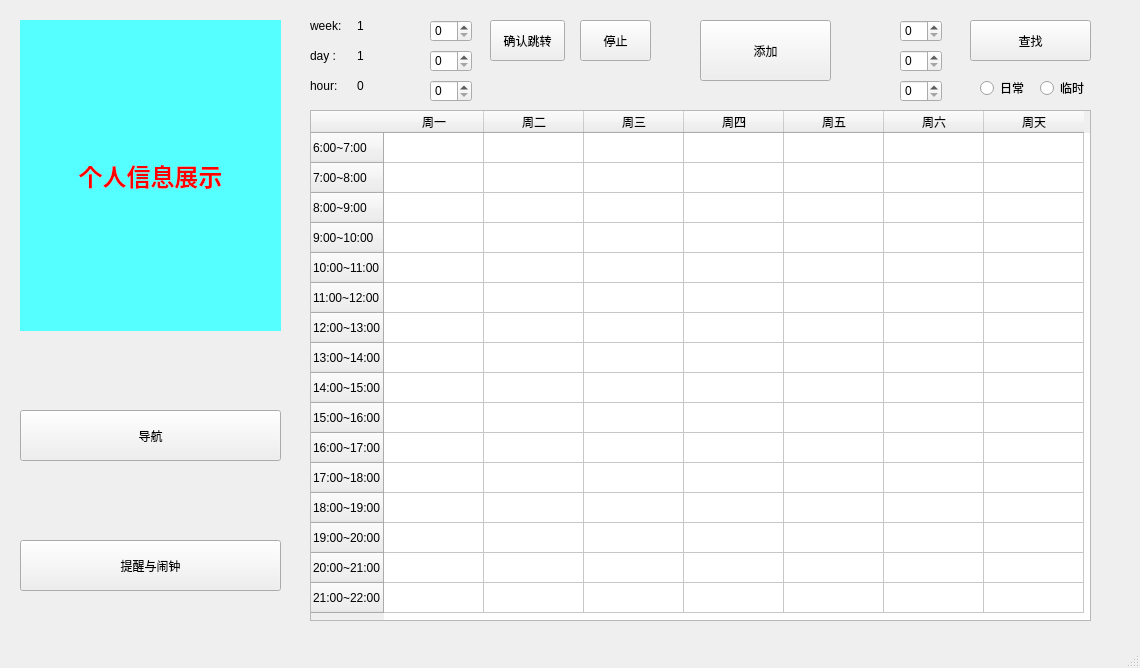
Old version of the form src/DataStructure_course_design.ui in the repository tangdouer1005/DataStructure_course_design.
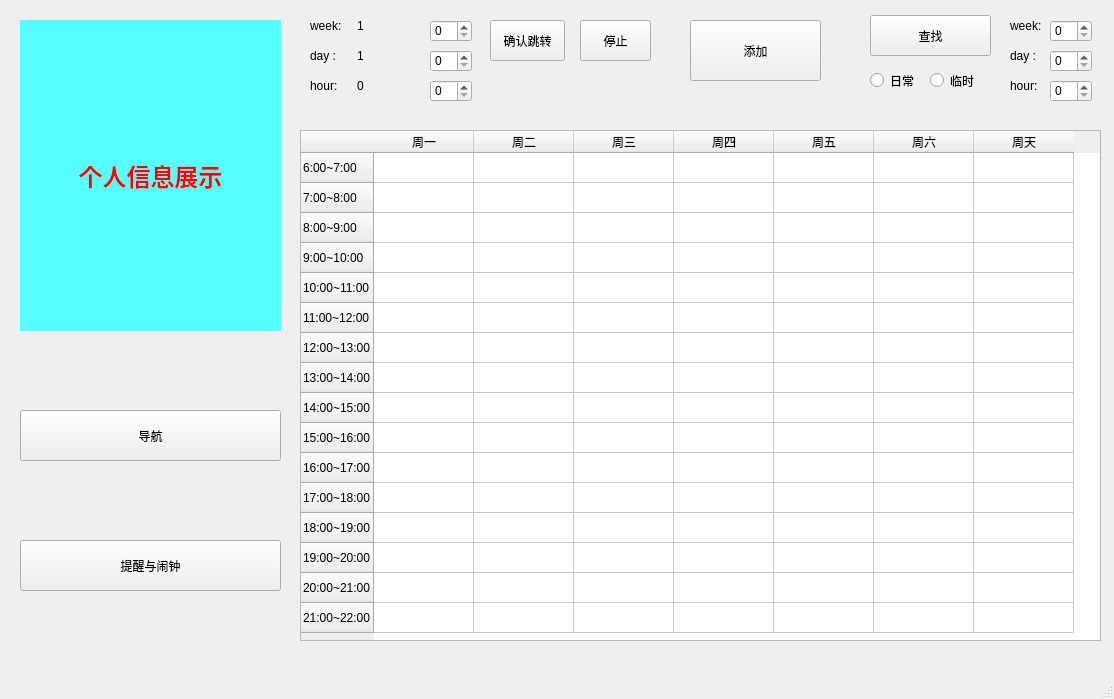
New version of the form.

```diff
--- a/src/DataStructure_course_design.ui
+++ b/src/DataStructure_course_design.ui
@@ -6,8 +6,8 @@
    <rect>
     <x>0</x>
     <y>0</y>
-    <width>1140</width>
-    <height>668</height>
+    <width>1114</width>
+    <height>699</height>
    </rect>
   </property>
   <property name="windowTitle">
@@ -59,9 +59,9 @@
    <widget class="QTableWidget" name="my_schedule_table">
     <property name="geometry">
      <rect>
-      <x>310</x>
-      <y>110</y>
-      <width>781</width>
+      <x>300</x>
+      <y>130</y>
+      <width>801</width>
       <height>511</height>
      </rect>
     </property>
@@ -195,7 +195,7 @@
    <widget class="QPushButton" name="button_add">
     <property name="geometry">
      <rect>
-      <x>700</x>
+      <x>690</x>
       <y>20</y>
       <width>131</width>
       <height>61</height>
@@ -208,8 +208,8 @@
    <widget class="QPushButton" name="button_find">
     <property name="geometry">
      <rect>
-      <x>970</x>
-      <y>20</y>
+      <x>870</x>
+      <y>15</y>
       <width>121</width>
       <height>41</height>
      </rect>
@@ -355,10 +355,10 @@
    <widget class="QRadioButton" name="dairy">
     <property name="geometry">
      <rect>
-      <x>980</x>
-      <y>80</y>
+      <x>870</x>
+      <y>55</y>
       <width>51</width>
-      <height>16</height>
+      <height>51</height>
      </rect>
     </property>
     <property name="text">
@@ -368,10 +368,10 @@
    <widget class="QRadioButton" name="tem">
     <property name="geometry">
      <rect>
-      <x>1040</x>
-      <y>80</y>
-      <width>61</width>
-      <height>16</height>
+      <x>930</x>
+      <y>60</y>
+      <width>71</width>
+      <height>41</height>
      </rect>
     </property>
     <property name="text">
@@ -381,7 +381,7 @@
    <widget class="QSpinBox" name="time_spinbox_search">
     <property name="geometry">
      <rect>
-      <x>900</x>
+      <x>1050</x>
       <y>80</y>
       <width>42</width>
       <height>22</height>
@@ -391,7 +391,7 @@
    <widget class="QSpinBox" name="week_spinbox_search">
     <property name="geometry">
      <rect>
-      <x>900</x>
+      <x>1050</x>
       <y>20</y>
       <width>42</width>
       <height>22</height>
@@ -401,13 +401,52 @@
    <widget class="QSpinBox" name="day_spinbox_search">
     <property name="geometry">
      <rect>
-      <x>900</x>
+      <x>1050</x>
       <y>50</y>
       <width>42</width>
       <height>22</height>
      </rect>
     </property>
    </widget>
+   <widget class="QLabel" name="label_7">
+    <property name="geometry">
+     <rect>
+      <x>1010</x>
+      <y>10</y>
+      <width>41</width>
+      <height>31</height>
+     </rect>
+    </property>
+    <property name="text">
+     <string>week:</string>
+    </property>
+   </widget>
+   <widget class="QLabel" name="label_8">
+    <property name="geometry">
+     <rect>
+      <x>1010</x>
+      <y>40</y>
+      <width>41</width>
+      <height>31</height>
+     </rect>
+    </property>
+    <property name="text">
+     <string>day :</string>
+    </property>
+   </widget>
+   <widget class="QLabel" name="label_9">
+    <property name="geometry">
+     <rect>
+      <x>1010</x>
+      <y>70</y>
+      <width>41</width>
+      <height>31</height>
+     </rect>
+    </property>
+    <property name="text">
+     <string>hour:</string>
+    </property>
+   </widget>
    <zorder>label_personalinformation</zorder>
    <zorder>my_schedule_table</zorder>
    <zorder>button_find</zorder>
```
Left out of the diff: 7 changed lines with no effect on the pictures.
